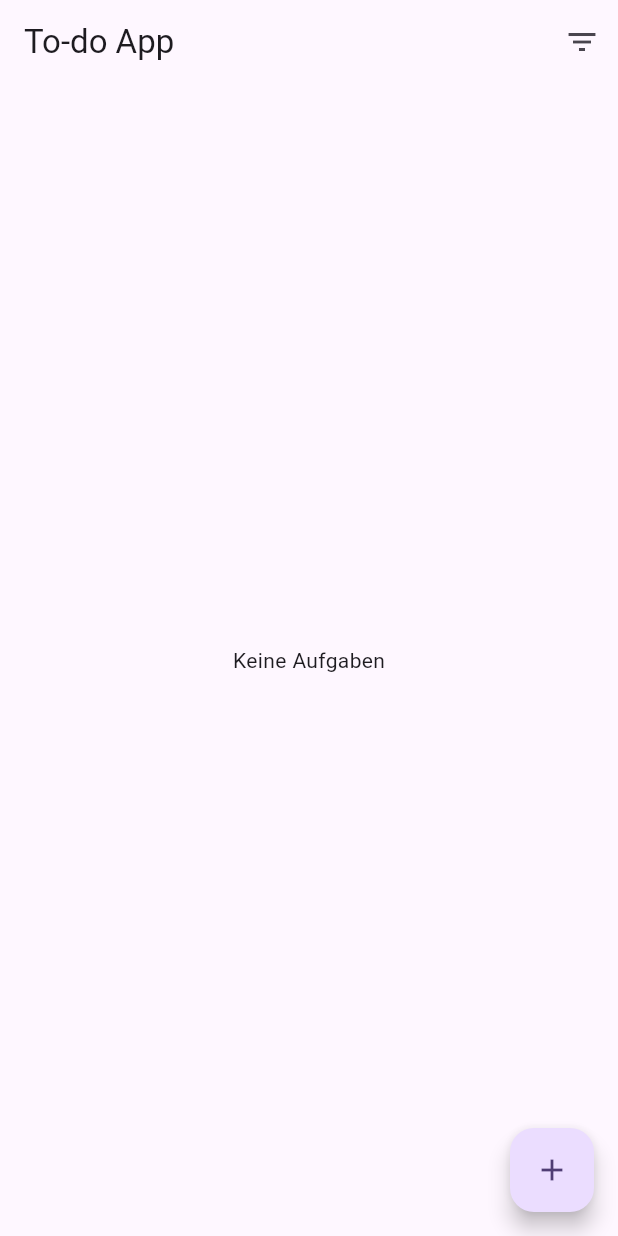
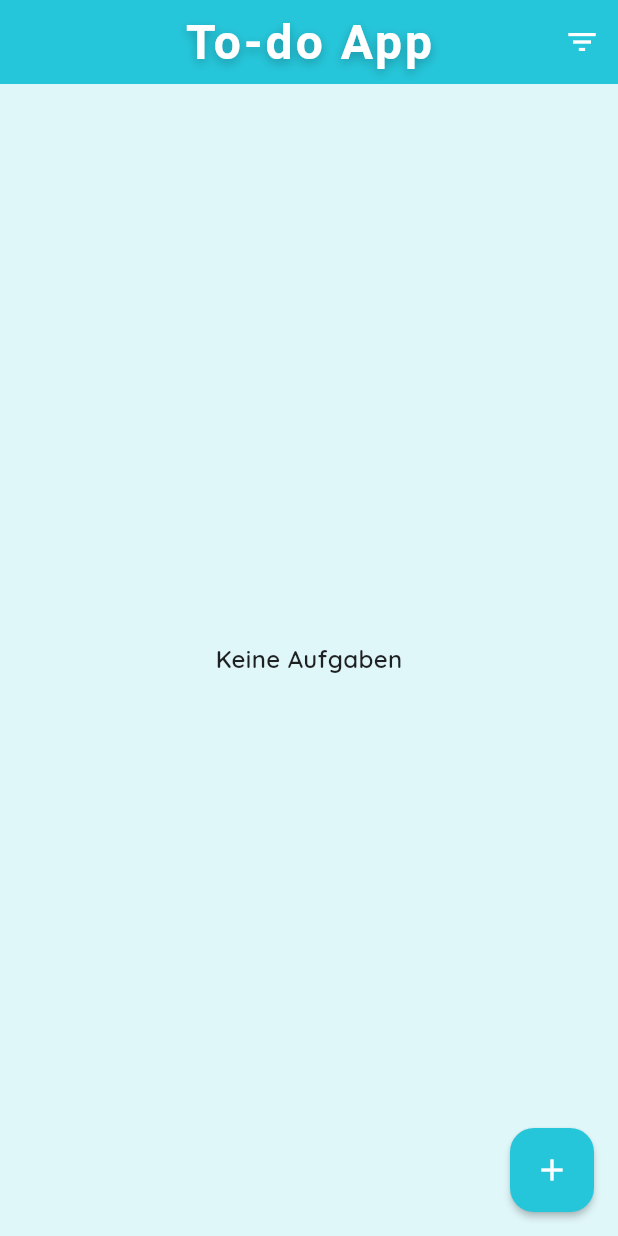
Before and after one commit to Synthiplayer/my_todo_app, a Flutter app: the screen it shows after launch, on a phone screen of 412 x 824 dp. Run offline on Flutter 3.47's test engine with Material 3 defaults, Android fonts, the phone set to English and light mode, and no system bars; our stand-ins replace google_fonts, shared_preferences.

Commit message:
design fertig- icon wird getestet

```diff
--- a/lib/app.dart
+++ b/lib/app.dart
@@ -1,4 +1,5 @@
 import 'package:flutter/material.dart';
+import 'package:my_todo_app/ui/theme.dart';
 import 'package:provider/provider.dart';
 import 'providers/todo_provider.dart';
 import 'screens/todo_list_screen.dart';
@@ -11,11 +12,9 @@ class MyApp extends StatelessWidget {
     return MultiProvider(
       providers: [ChangeNotifierProvider(create: (_) => TodoProvider())],
       child: MaterialApp(
+        debugShowCheckedModeBanner: false,
         title: 'To-do App',
-        theme: ThemeData(
-          colorScheme: ColorScheme.fromSeed(seedColor: Colors.deepPurple),
-          useMaterial3: true,
-        ),
+        theme: appTheme,
         home: const TodoListScreen(),
       ),
     );
--- a/lib/models/todo.dart
+++ b/lib/models/todo.dart
@@ -1,4 +1,4 @@
-// lib/models/todo.dart
+// lib/models/to do dart
 import 'dart:convert';
 
 class Todo {
--- /dev/null
+++ b/lib/ui/colors.dart
@@ -0,0 +1,21 @@
+import 'package:flutter/material.dart';
+
+// Urlaubs-Feeling
+const kPrimaryColor = Color(0xFF26C6DA); // Türkis (Primärfarbe)
+const kSecondaryColor = Color(0xFF40C4FF); // Hellblau
+const kAccentColor = Color(0xFF26C6DA); // Türkis als Akzent statt Grün
+const kBackgroundColor = Color(0xFFE0F7FA); // Sehr helles Türkis
+const kSandColor = Color(0xFFFFF9C4); // Optional: Sand, z.B. für Akzente
+
+const Color listBgColor1 = Color(
+  0xFFFFF8E1,
+); // Listeneintrag Hintergrund 1 (sandfarben hell)
+const Color listBgColor2 = Color(
+  0xFFFFD54F,
+); // Listeneintrag Hintergrund 2 (sandfarben mittel)
+
+// Dezent warmes Rotbraun für Löschen-Icon, Text etc.
+const kDeleteColor = Color(0xFFD17B3E);
+
+// Weiß für Text etc.
+const kWhiteColor = Color(0xFFFFFFFF);
--- /dev/null
+++ b/lib/ui/theme.dart
@@ -0,0 +1,120 @@
+import 'package:flutter/material.dart';
+import 'package:google_fonts/google_fonts.dart';
+import 'colors.dart';
+
+final ThemeData appTheme = ThemeData(
+  colorScheme: ColorScheme(
+    brightness: Brightness.light,
+    primary: kPrimaryColor,
+    onPrimary: Colors.white,
+    secondary: kAccentColor,
+    onSecondary: Colors.white,
+    error: Colors.red,
+    onError: Colors.white,
+    surface: kBackgroundColor,
+    onSurface: Colors.black87,
+  ),
+  scaffoldBackgroundColor: kBackgroundColor,
+  appBarTheme: AppBarTheme(
+    backgroundColor: kPrimaryColor,
+    foregroundColor: Colors.white,
+    elevation: 0,
+    centerTitle: true,
+    titleTextStyle: GoogleFonts.indieFlower(
+      fontWeight: FontWeight.w700,
+      fontSize: 32,
+      color: Colors.white,
+      letterSpacing: 2,
+      shadows: [
+        Shadow(blurRadius: 8, color: Colors.black26, offset: Offset(0, 3)),
+      ],
+    ),
+    iconTheme: IconThemeData(color: Colors.white),
+  ),
+  floatingActionButtonTheme: FloatingActionButtonThemeData(
+    backgroundColor: kAccentColor,
+    foregroundColor: Colors.white,
+    elevation: 2,
+  ),
+
+  listTileTheme: ListTileThemeData(
+    iconColor: kPrimaryColor,
+    contentPadding: EdgeInsets.symmetric(horizontal: 18, vertical: 4),
+  ),
+  checkboxTheme: CheckboxThemeData(
+    fillColor: WidgetStatePropertyAll(kPrimaryColor),
+    shape: RoundedRectangleBorder(borderRadius: BorderRadius.circular(6)),
+  ),
+  popupMenuTheme: PopupMenuThemeData(
+    color: Colors.white,
+    textStyle: GoogleFonts.quicksand(
+      color: kPrimaryColor,
+      fontWeight: FontWeight.w600,
+    ),
+    shape: RoundedRectangleBorder(borderRadius: BorderRadius.circular(12)),
+  ),
+  textTheme: GoogleFonts.quicksandTextTheme().copyWith(
+    displayLarge: GoogleFonts.quicksand(
+      fontWeight: FontWeight.w700,
+      fontSize: 36,
+      color: Colors.black87,
+      letterSpacing: 1,
+    ),
+    displayMedium: GoogleFonts.quicksand(
+      fontWeight: FontWeight.w700,
+      fontSize: 28,
+      color: Colors.black87,
+    ),
+    headlineMedium: GoogleFonts.quicksand(
+      fontWeight: FontWeight.w700,
+      fontSize: 24,
+      color: Colors.black87,
+    ),
+    titleLarge: GoogleFonts.quicksand(
+      fontWeight: FontWeight.w700,
+      fontSize: 20,
+      color: Colors.black87,
+    ),
+    titleMedium: GoogleFonts.quicksand(
+      fontWeight: FontWeight.w700, // kräftiger
+      fontSize: 18,
+      color: Colors.black87,
+      letterSpacing: 0.3,
+    ),
+    titleSmall: GoogleFonts.quicksand(
+      fontWeight: FontWeight.w600,
+      fontSize: 16,
+      color: Colors.black87,
+    ),
+    bodyLarge: GoogleFonts.quicksand(
+      fontWeight: FontWeight.w700, // kräftiger
+      fontSize: 18,
+      color: Colors.black87,
+    ),
+    bodyMedium: GoogleFonts.quicksand(
+      fontWeight: FontWeight.w600,
+      fontSize: 16,
+      color: Colors.black87,
+    ),
+    bodySmall: GoogleFonts.quicksand(
+      fontWeight: FontWeight.w500,
+      fontSize: 14,
+      color: Colors.black87,
+    ),
+    labelLarge: GoogleFonts.quicksand(
+      fontWeight: FontWeight.w700,
+      fontSize: 16,
+      color: Colors.black87,
+    ),
+    labelMedium: GoogleFonts.quicksand(
+      fontWeight: FontWeight.w600,
+      fontSize: 14,
+      color: Colors.black87,
+    ),
+    labelSmall: GoogleFonts.quicksand(
+      fontWeight: FontWeight.w600,
+      fontSize: 12,
+      color: Colors.black54,
+    ),
+  ),
+);
```
Also changed, not shown: lib/screens/todo_list_screen.dart (+31 -6 lines), lib/widgets/confirm_delete_dialog.dart (added, +36 -0 lines), lib/widgets/todo_separator.dart (added, +14 -0 lines), pubspec.yaml (+11 -0 lines), assets/images/launcher.png (added), pubspec.lock, 23 other files.
